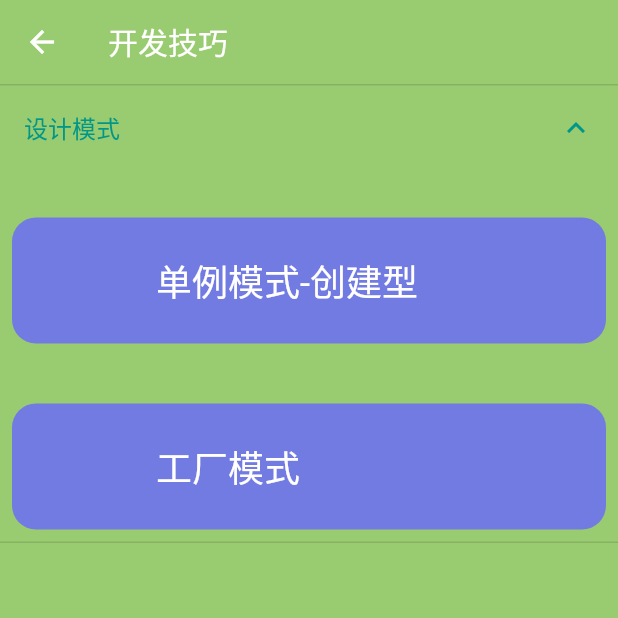
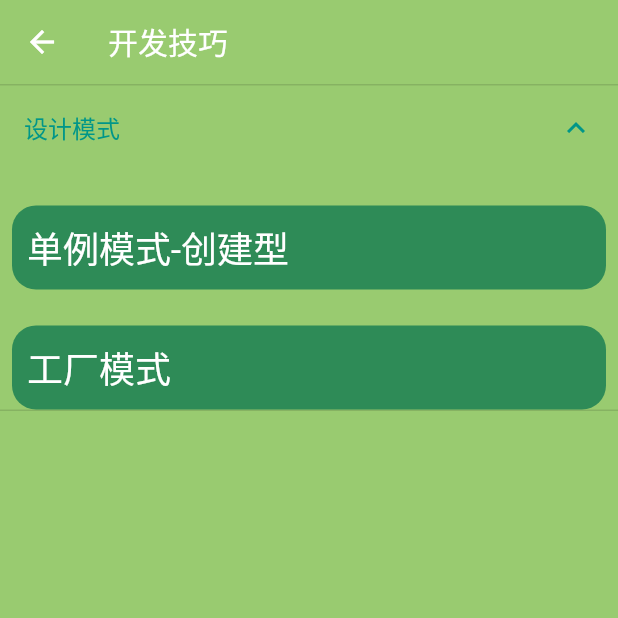
Before and after one commit to Guojx123/flutter_back, a Flutter app: the SkillMainPage screen opened directly, after a tap on "设计模式", on a phone screen of 412 x 824 dp, the top half of it. Run offline on Flutter 3.47's test engine with Material 2 defaults, Android fonts, the phone set to English and light mode, and no system bars; our stand-ins replace date_format, dio, share, shared_preferences, simple_animations, string_scanner and 1 more; missing offline and left inert: markdown_widget; accounts and stored records are empty; statements that could not run were skipped.

```diff
--- a/lib/pages/skill/skill_main_list_item.dart
+++ b/lib/pages/skill/skill_main_list_item.dart
@@ -34,7 +34,7 @@ class _SkillMainPageListItemState extends State<SkillMainPageListItem> {
   Widget listItem(String title, Function onTap) {
     return GestureDetector(
       child: Container(
-        margin: EdgeInsets.all(8),
+        margin: EdgeInsets.symmetric(horizontal: 8),
         child: Stack(
           children: <Widget>[
             Container(
@@ -42,16 +42,11 @@ class _SkillMainPageListItemState extends State<SkillMainPageListItem> {
               width: double.infinity,
               constraints: BoxConstraints(minHeight: 48),
               decoration: BoxDecoration(
-                color: Color.fromARGB(255, 114, 123, 225),
+                color: Color(0xFF2E8B57),
                 borderRadius: BorderRadius.circular(16),
               ),
               child: Container(
-                margin: EdgeInsets.only(
-                  left: 96,
-                  top: 24,
-                  bottom: 24,
-                  right: 24,
-                ),
+                margin: EdgeInsets.all(10),
                 child: Text(
                   title,
                   style: TextStyle(
```
Also changed, not shown: lib/category/skill/patterns/singleton_create.dart (+17 -4 lines).
